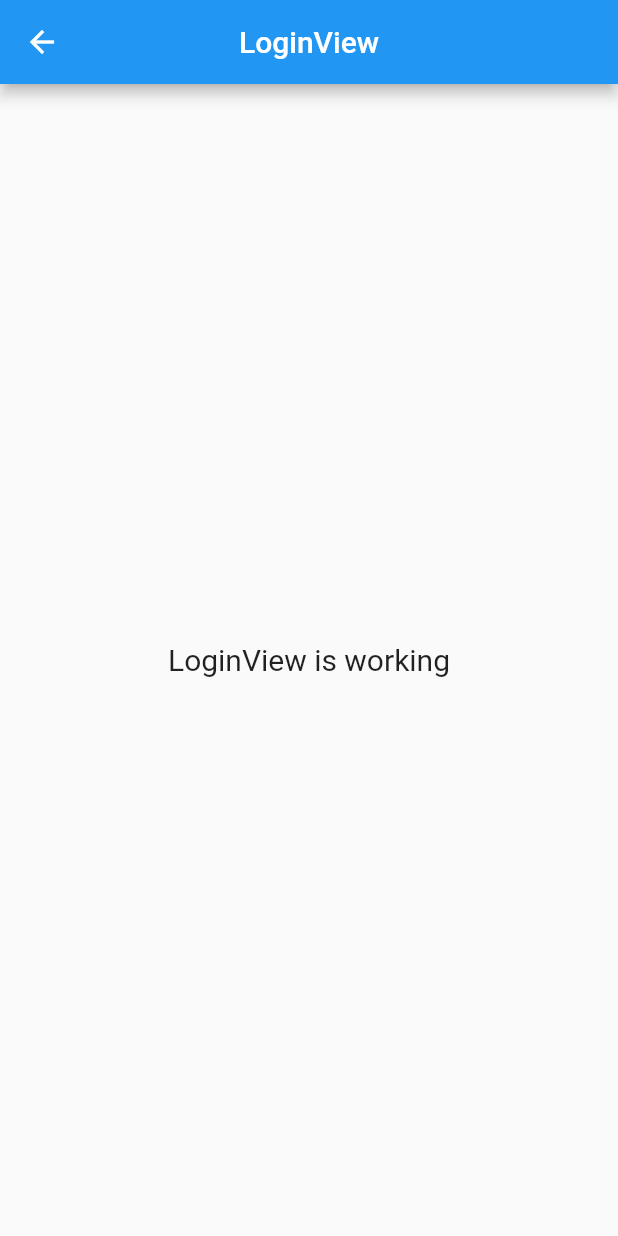
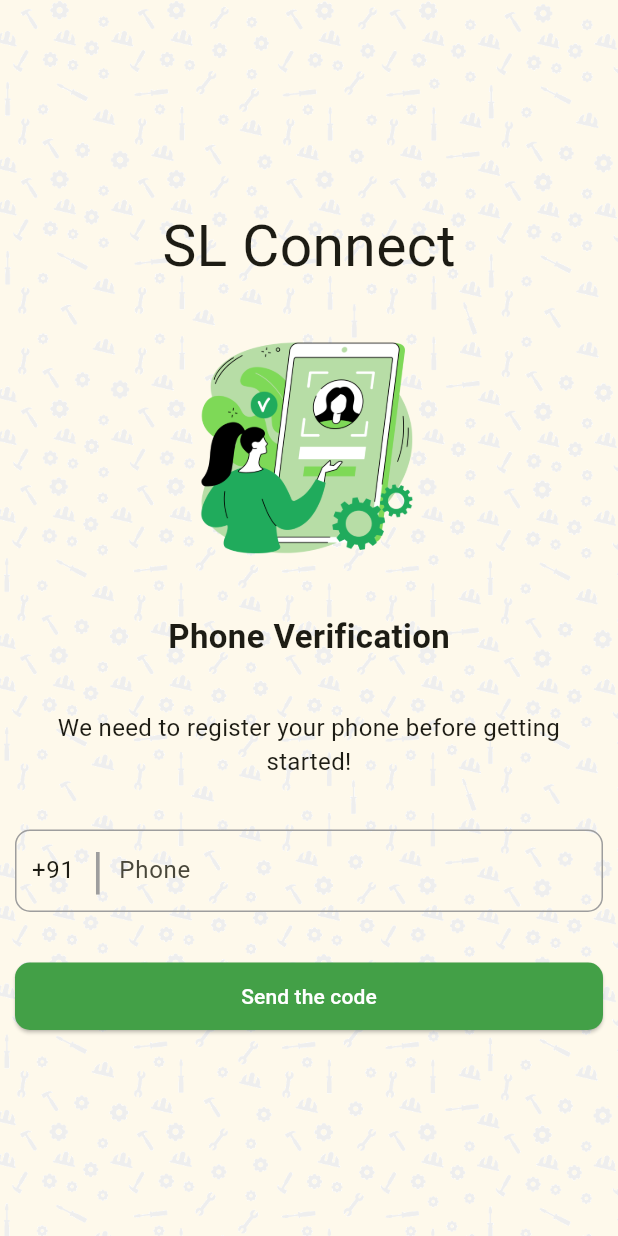
Before and after one commit to navaneethku/slconnect, a Flutter app: the LoginView screen opened by its route, on a phone screen of 412 x 824 dp. Run offline on Flutter 3.47's test engine with Material 2 defaults, Android fonts, the phone set to English and light mode, and no system bars; our stand-ins replace firebase_auth, firebase_core, get, lottie, pinput; accounts and stored records are empty.

Commit message:
add otp support

```diff
--- a/slconnect/lib/app/modules/login/views/login_view.dart
+++ b/slconnect/lib/app/modules/login/views/login_view.dart
@@ -1,24 +1,127 @@
+import 'package:firebase_auth/firebase_auth.dart';
 import 'package:flutter/material.dart';
 
 import 'package:get/get.dart';
-
+import 'package:lottie/lottie.dart';
+import 'package:slconnect/app/routes/app_pages.dart';
 import '../controllers/login_controller.dart';
 
 class LoginView extends GetView<LoginController> {
   const LoginView({Key? key}) : super(key: key);
   @override
   Widget build(BuildContext context) {
+    final double screenHeight = MediaQuery.of(context).size.height;
+    final double screenWidth = MediaQuery.of(context).size.width;
     return Scaffold(
-      appBar: AppBar(
-        title: const Text('LoginView'),
-        centerTitle: true,
-      ),
-      body: const Center(
-        child: Text(
-          'LoginView is working',
-          style: TextStyle(fontSize: 20),
-        ),
-      ),
-    );
+        body: SingleChildScrollView(
+      reverse: true,
+      physics: const BouncingScrollPhysics(),
+      child: Container(
+          height: screenHeight,
+          decoration: BoxDecoration(
+              image: DecorationImage(
+                  image: AssetImage("assets/images/background.gif"),
+                  fit: BoxFit.cover)),
+          child: Padding(
+            padding:
+                EdgeInsets.fromLTRB(10, screenWidth / 3, 10, screenWidth / 3),
+            child: Column(
+              mainAxisAlignment: MainAxisAlignment.spaceBetween,
+              children: [
+                Text("SL Connect",
+                    style: TextStyle(
+                      fontSize: 38,
+                    )),
+                // Lottie.asset("assets/lottie/signuplady.json"),
+                Image.asset(
+                  'assets/images/img1.png',
+                  width: 150,
+                  height: 150,
+                ),
+                Text(
+                  "Phone Verification",
+                  style: TextStyle(fontSize: 22, fontWeight: FontWeight.bold),
+                ),
+                Text(
+                  "We need to register your phone before getting started!",
+                  style: TextStyle(
+                    fontSize: 16,
+                  ),
+                  textAlign: TextAlign.center,
+                ),
+                Container(
+                  height: 55,
+                  decoration: BoxDecoration(
+                      border: Border.all(width: 1, color: Colors.grey),
+                      borderRadius: BorderRadius.circular(10)),
+                  child: Row(
+                    mainAxisAlignment: MainAxisAlignment.center,
+                    children: [
+                      SizedBox(
+                        width: 10,
+                      ),
+                      SizedBox(
+                        width: 40,
+                        child: TextField(
+                          controller: controller.countryController,
+                          keyboardType: TextInputType.number,
+                          decoration: InputDecoration(
+                            border: InputBorder.none,
+                          ),
+                        ),
+                      ),
+                      Text(
+                        "|",
+                        style: TextStyle(fontSize: 33, color: Colors.grey),
+                      ),
+                      SizedBox(
+                        width: 10,
+                      ),
+                      Expanded(
+                          child: TextField(
+                        onChanged: (value) {
+                          controller.phone = value;
+                        },
+                        keyboardType: TextInputType.phone,
+                        decoration: InputDecoration(
+                          border: InputBorder.none,
+                          hintText: "Phone",
+                        ),
+                      ))
+                    ],
+                  ),
+                ),
+                SizedBox(
+                  width: double.infinity,
+                  height: 45,
+                  child: ElevatedButton(
+                    style: ElevatedButton.styleFrom(
+                        backgroundColor: Colors.green.shade600,
+                        shape: RoundedRectangleBorder(
+                            borderRadius: BorderRadius.circular(10))),
+                    onPressed: () async {
+                      await FirebaseAuth.instance.verifyPhoneNumber(
+                        phoneNumber: controller.countryController.text +
+                            controller.phone,
+                        verificationCompleted:
+                            (PhoneAuthCredential credential) {},
+                        verificationFailed: (FirebaseAuthException e) {},
+                        codeSent: (String verificationId, int? resendToken) {
+                          controller.verifId = verificationId;
+                          Get.toNamed(Routes.OTP);
+                        },
+                        codeAutoRetrievalTimeout: (String verificationId) {},
+                      );
+                    },
+                    child: Text(
+                      "Send the code",
+                      style: TextStyle(color: Colors.white),
+                    ),
+                  ),
+                )
+              ],
+            ),
+          )),
+    ));
   }
 }
--- a/slconnect/lib/app/routes/app_routes.dart
+++ b/slconnect/lib/app/routes/app_routes.dart
@@ -5,10 +5,12 @@ abstract class Routes {
   Routes._();
   static const HOME = _Paths.HOME;
   static const LOGIN = _Paths.LOGIN;
+  static const OTP = _Paths.OTP;
 }
 
 abstract class _Paths {
   _Paths._();
   static const HOME = '/home';
   static const LOGIN = '/login';
+  static const OTP = '/otp';
 }
--- /dev/null
+++ b/slconnect/lib/firebase/auth.dart
@@ -0,0 +1,5 @@
+import 'package:firebase_auth/firebase_auth.dart';
+import 'package:flutter/material.dart';
+import 'package:get/get.dart';
+
+import '../app/routes/app_pages.dart';
```
Also changed, not shown: slconnect/lib/app/modules/home/views/home_view.dart (+12 -8 lines), slconnect/lib/app/modules/login/controllers/login_controller.dart (+48 -0 lines), slconnect/lib/app/modules/otp/bindings/otp_binding.dart (added, +12 -0 lines), slconnect/lib/app/modules/otp/controllers/otp_controller.dart (added, +27 -0 lines), slconnect/lib/app/modules/otp/views/otp_view.dart (added, +145 -0 lines), slconnect/lib/app/routes/app_pages.dart (+8 -1 lines), slconnect/lib/main.dart (+8 -2 lines), slconnect/pubspec.yaml (+5 -2 lines), slconnect/assets/images/img1.png (added), slconnect/lib/firebase_options.dart (added), slconnect/pubspec.lock, 7 other files.
